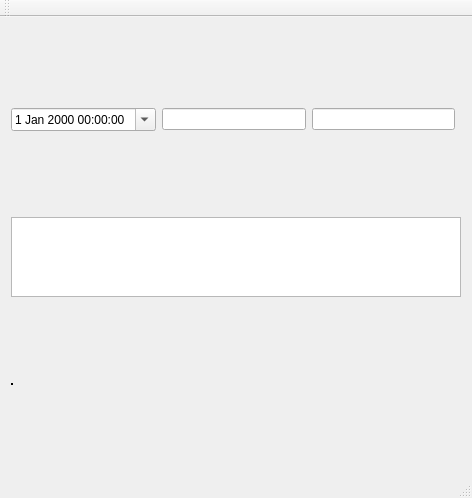
Before: the Qt Designer form win32/SunMoonEfimeris/trunk/src/mainwindow.ui in volthouse/desktop, drawn with Qt 5.
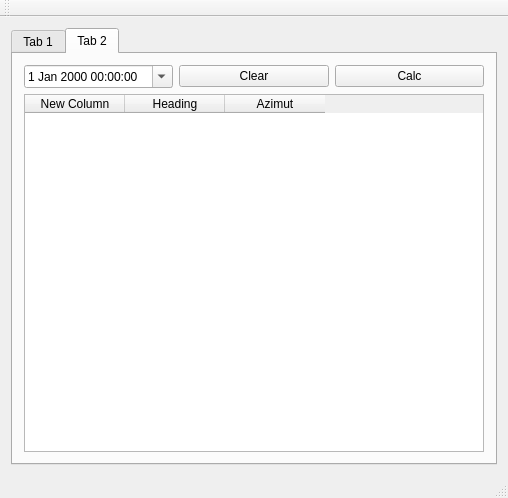
After: the same form once the commit is applied.

```diff
--- a/win32/SunMoonEfimeris/trunk/src/mainwindow.ui
+++ b/win32/SunMoonEfimeris/trunk/src/mainwindow.ui
@@ -6,7 +6,7 @@
    <rect>
     <x>0</x>
     <y>0</y>
-    <width>472</width>
+    <width>508</width>
     <height>498</height>
    </rect>
   </property>
@@ -20,30 +20,40 @@
    <string>MainWindow</string>
   </property>
   <widget class="QWidget" name="centralWidget">
+   <layout class="QVBoxLayout" name="verticalLayout_2">
+    <item>
+     <widget class="QTabWidget" name="tabWidget">
+      <property name="currentIndex">
+       <number>1</number>
+      </property>
+      <widget class="QWidget" name="tab">
+       <attribute name="title">
+        <string>Tab 1</string>
+       </attribute>
    <layout class="QGridLayout" name="gridLayout">
+        <item row="0" column="0">
+         <widget class="QDateTimeEdit" name="dateTimeEdit">
+          <property name="buttonSymbols">
+           <enum>QAbstractSpinBox::PlusMinus</enum>
+          </property>
+          <property name="accelerated">
+           <bool>false</bool>
+          </property>
+          <property name="keyboardTracking">
+           <bool>false</bool>
+          </property>
+          <property name="calendarPopup">
+           <bool>true</bool>
+          </property>
+         </widget>
+        </item>
     <item row="0" column="1">
      <widget class="QLineEdit" name="latEdit"/>
     </item>
     <item row="0" column="2">
      <widget class="QLineEdit" name="lngEdit"/>
     </item>
-    <item row="0" column="0">
-     <widget class="QDateTimeEdit" name="dateTimeEdit">
-      <property name="buttonSymbols">
-       <enum>QAbstractSpinBox::PlusMinus</enum>
-      </property>
-      <property name="accelerated">
-       <bool>false</bool>
-      </property>
-      <property name="keyboardTracking">
-       <bool>false</bool>
-      </property>
-      <property name="calendarPopup">
-       <bool>true</bool>
-      </property>
-     </widget>
-    </item>
-    <item row="1" column="0" colspan="4">
+        <item row="1" column="0" colspan="3">
      <widget class="QListWidget" name="listWidget">
       <property name="sizePolicy">
        <sizepolicy hsizetype="Expanding" vsizetype="Maximum">
@@ -65,8 +75,8 @@
       </property>
      </widget>
     </item>
-    <item row="2" column="0" colspan="4">
-     <widget class="QFrame" name="verticalLayout_2">
+        <item row="2" column="0" colspan="3">
+         <widget class="QFrame" name="mapFrame">
       <property name="frameShape">
        <enum>QFrame::Box</enum>
       </property>
@@ -76,17 +86,93 @@
       <property name="midLineWidth">
        <number>1</number>
       </property>
-      <layout class="QGridLayout" name="verticalLayout">
+          <layout class="QGridLayout" name="gridLayout_2">
+           <property name="margin">
+            <number>0</number>
+           </property>
+           <property name="spacing">
+            <number>0</number>
+           </property>
+           <item row="0" column="0">
+            <layout class="QVBoxLayout" name="verticalLayout">
+             <property name="spacing">
+              <number>0</number>
+             </property>
        <property name="sizeConstraint">
         <enum>QLayout::SetMaximumSize</enum>
        </property>
-       <property name="margin">
-        <number>0</number>
-       </property>
-       <property name="spacing">
-        <number>0</number>
-       </property>
-      </layout>
+            </layout>
+           </item>
+          </layout>
+         </widget>
+        </item>
+       </layout>
+      </widget>
+      <widget class="QWidget" name="tab_2">
+       <attribute name="title">
+        <string>Tab 2</string>
+       </attribute>
+       <layout class="QGridLayout" name="gridLayout_3">
+        <item row="0" column="0">
+         <widget class="QDateTimeEdit" name="dateTimeEdit_2">
+          <property name="buttonSymbols">
+           <enum>QAbstractSpinBox::PlusMinus</enum>
+          </property>
+          <property name="accelerated">
+           <bool>false</bool>
+          </property>
+          <property name="keyboardTracking">
+           <bool>false</bool>
+          </property>
+          <property name="calendarPopup">
+           <bool>true</bool>
+          </property>
+         </widget>
+        </item>
+        <item row="0" column="2">
+         <widget class="QPushButton" name="pushButton">
+          <property name="text">
+           <string>Calc</string>
+          </property>
+         </widget>
+        </item>
+        <item row="1" column="0" colspan="3">
+         <widget class="QTableWidget" name="tableWidget">
+          <attribute name="horizontalHeaderDefaultSectionSize">
+           <number>100</number>
+          </attribute>
+          <attribute name="horizontalHeaderStretchLastSection">
+           <bool>false</bool>
+          </attribute>
+          <attribute name="verticalHeaderDefaultSectionSize">
+           <number>30</number>
+          </attribute>
+          <column>
+           <property name="text">
+            <string>New Column</string>
+           </property>
+          </column>
+          <column>
+           <property name="text">
+            <string>Heading</string>
+           </property>
+          </column>
+          <column>
+           <property name="text">
+            <string>Azimut</string>
+           </property>
+          </column>
+         </widget>
+        </item>
+        <item row="0" column="1">
+         <widget class="QPushButton" name="pushButton_2">
+          <property name="text">
+           <string>Clear</string>
+          </property>
+         </widget>
+        </item>
+       </layout>
+      </widget>
      </widget>
     </item>
    </layout>
@@ -96,7 +182,7 @@
     <rect>
      <x>0</x>
      <y>0</y>
-     <width>472</width>
+     <width>508</width>
      <height>21</height>
     </rect>
    </property>
```
Lines whose indentation alone changed are shown as unchanged.
